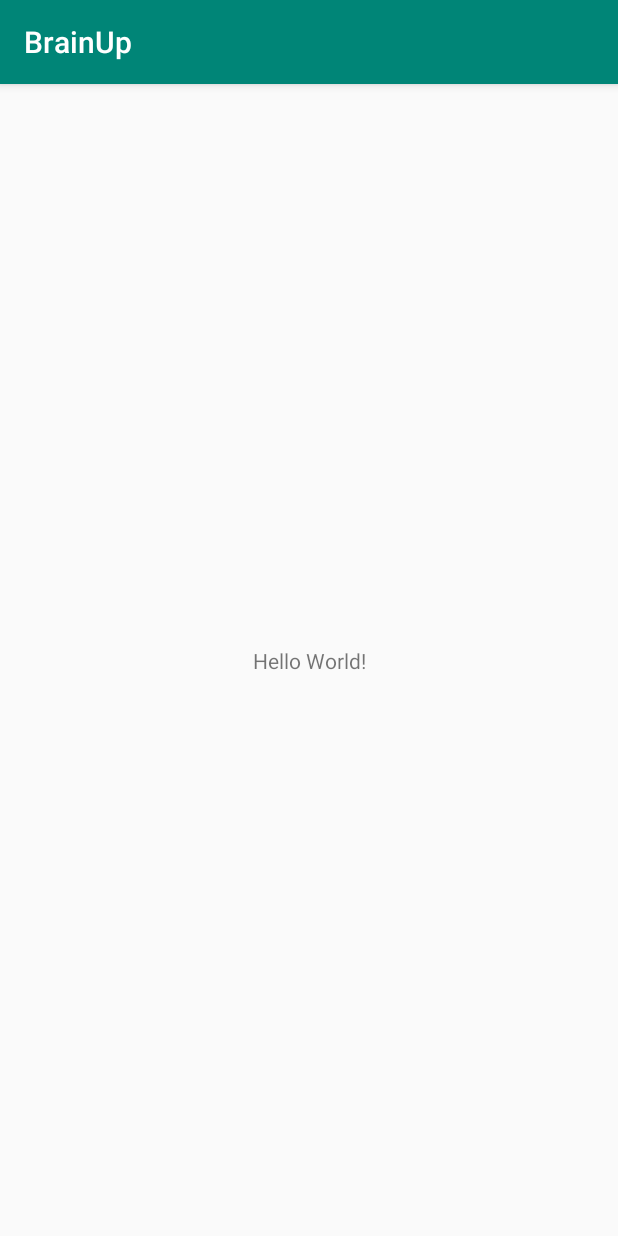
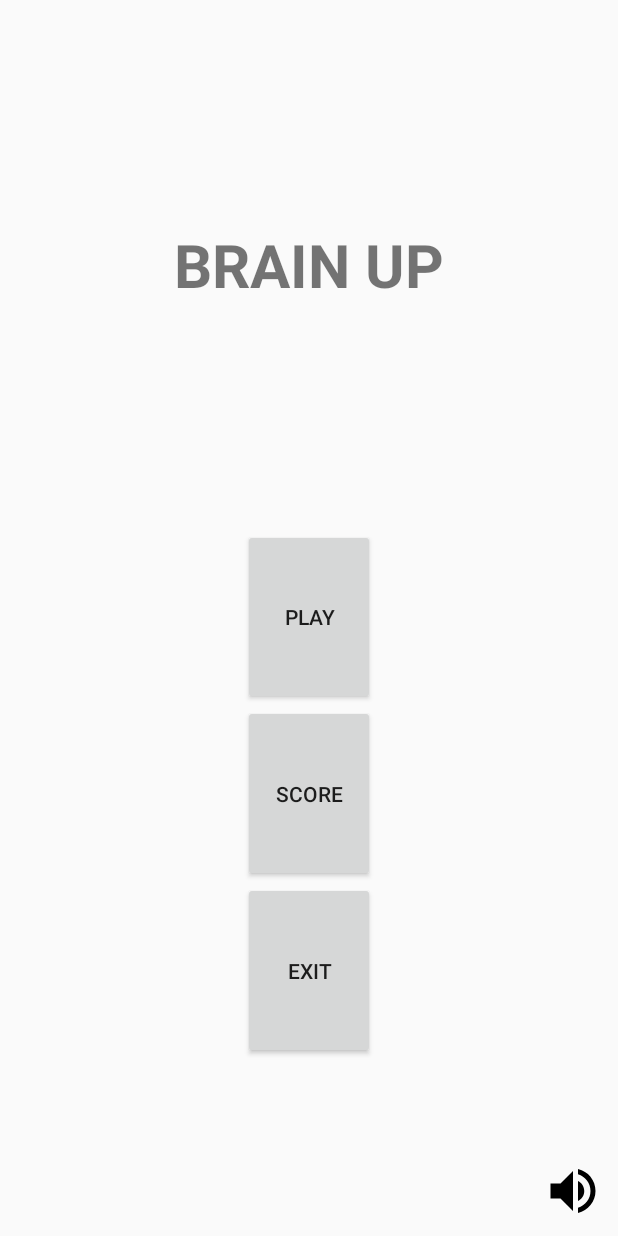
Before and after one commit to DucCoderIT/BrainUp, an Android app: the screen it shows after launch (MainActivity), on a phone screen of 412 x 824 dp. Run offline under Robolectric (Android 15) with nearby library versions, the phone set to English and light mode, and no system bars.

Commit message:
create layout main activity
Signed-off-by: TrungDuc <it.code.duc@gmail.com>

```diff
--- a/app/src/main/AndroidManifest.xml
+++ b/app/src/main/AndroidManifest.xml
@@ -8,7 +8,7 @@
         android:label="@string/app_name"
         android:roundIcon="@mipmap/ic_launcher_round"
         android:supportsRtl="true"
-        android:theme="@style/AppTheme">
+        android:theme="@style/Theme.AppCompat.Light.NoActionBar">
         <activity android:name=".MainActivity">
             <intent-filter>
                 <action android:name="android.intent.action.MAIN" />
--- a/app/src/main/res/layout/activity_main.xml
+++ b/app/src/main/res/layout/activity_main.xml
@@ -1,18 +1,55 @@
 <?xml version="1.0" encoding="utf-8"?>
-<android.support.constraint.ConstraintLayout xmlns:android="http://schemas.android.com/apk/res/android"
+<RelativeLayout xmlns:android="http://schemas.android.com/apk/res/android"
     xmlns:app="http://schemas.android.com/apk/res-auto"
     xmlns:tools="http://schemas.android.com/tools"
     android:layout_width="match_parent"
     android:layout_height="match_parent"
     tools:context=".MainActivity">
 
-    <TextView
-        android:layout_width="wrap_content"
-        android:layout_height="wrap_content"
-        android:text="Hello World!"
-        app:layout_constraintBottom_toBottomOf="parent"
-        app:layout_constraintLeft_toLeftOf="parent"
-        app:layout_constraintRight_toRightOf="parent"
-        app:layout_constraintTop_toTopOf="parent" />
+    <LinearLayout
+        android:layout_width="match_parent"
+        android:layout_height="match_parent"
+        android:orientation="vertical"
+        android:weightSum="7">
+        <TextView
+            android:layout_width="match_parent"
+            android:layout_height="0dp"
+            android:layout_weight="3"
+            android:gravity="center"
+            android:text="@string/app_name"
+            android:textSize="40sp"
+            android:textStyle="bold"
+            android:textAllCaps="true"/>
+        <Button
+            android:id="@+id/btnPlay"
+            android:layout_width="wrap_content"
+            android:layout_height="0dp"
+            android:layout_weight="1"
+            android:layout_gravity="center"
+            android:text="Play"/>
+        <Button
+            android:id="@+id/btnScore"
+            android:layout_width="wrap_content"
+            android:layout_height="0dp"
+            android:layout_weight="1"
+            android:layout_gravity="center"
+            android:text="Score"/>
+        <Button
+            android:id="@+id/btnExit"
+            android:layout_width="wrap_content"
+            android:layout_height="0dp"
+            android:layout_weight="1"
+            android:layout_gravity="center"
+            android:text="Exit"/>
+    </LinearLayout>
+    <ImageView
+        android:id="@+id/btnMusic"
+        android:layout_width="40dp"
+        android:layout_height="40dp"
+        android:layout_alignParentEnd="true"
+        android:layout_alignParentBottom="true"
+        android:layout_marginEnd="10dp"
+        android:layout_marginBottom="10dp"
+        android:src="@drawable/ic_volume_black_24dp"/>
 
-</android.support.constraint.ConstraintLayout>
+</RelativeLayout>
--- a/app/src/main/res/values/strings.xml
+++ b/app/src/main/res/values/strings.xml
@@ -1,3 +1,3 @@
 <resources>
-    <string name="app_name">BrainUp</string>
+    <string name="app_name">Brain Up</string>
 </resources>
```
